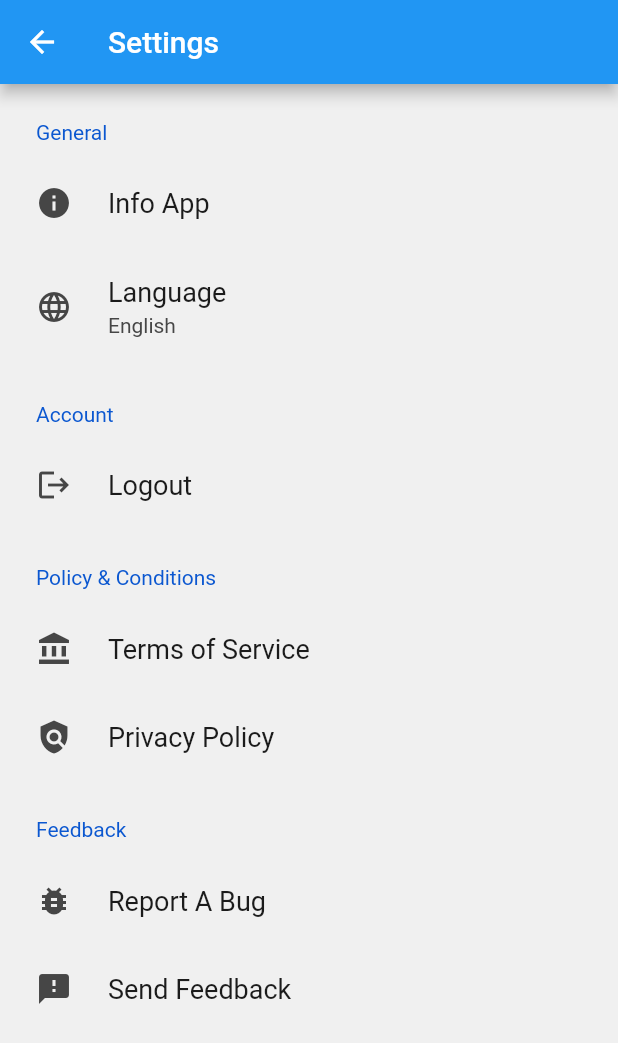
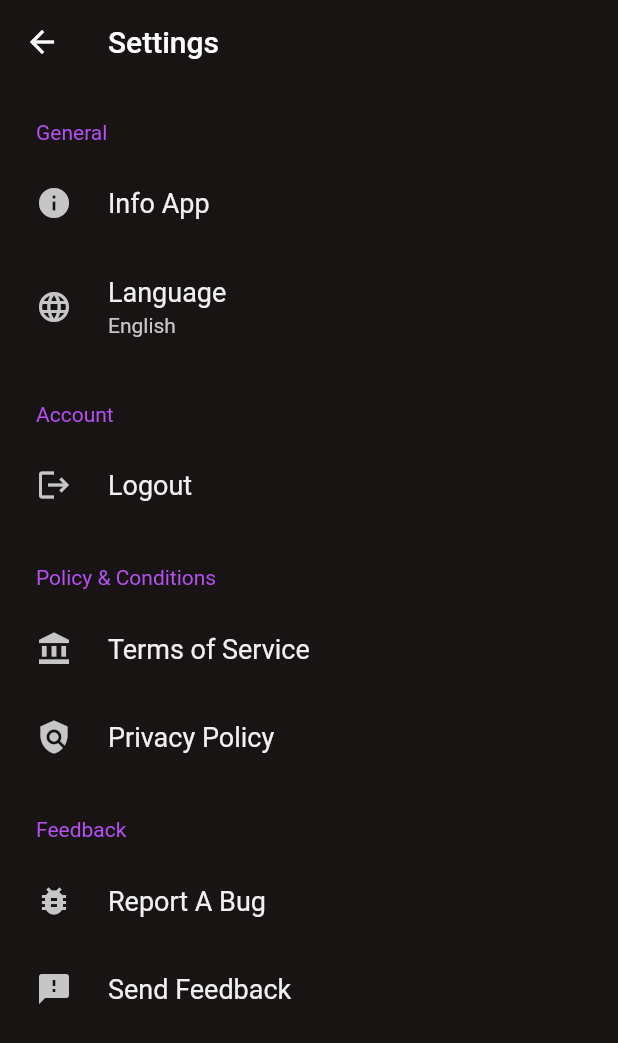
Before and after one commit to orsoFra/Spotiquiz, a Flutter app: the SettingPage screen opened directly, on a phone screen of 412 x 824 dp. Shown: the top 1043 px of the screen. Run offline on Flutter 3.47's test engine with Material 2 defaults, Android fonts, the light colour scheme and no system bars; drawn by our look-alikes of settings_ui; our stand-ins replace assets_audio_player, card_swiper, cloud_firestore, firebase_core, flutter_dotenv, flutter_markdown and 8 more; missing offline and left inert: dart:ffi, flutter_web_auth, test; accounts and stored records are empty; network calls fail.

Commit message:
Colors of the settings page changed

```diff
--- a/lib/main.dart
+++ b/lib/main.dart
@@ -34,6 +34,7 @@ class MyApp extends StatelessWidget {
   Widget build(BuildContext context) {
     return MaterialApp(
       title: 'Spotiquiz',
+      theme: ThemeData.dark(),
       home: MainPage(
         auth: autha,
         api: api,
--- a/lib/screens/settings.dart
+++ b/lib/screens/settings.dart
@@ -32,12 +32,22 @@ class _SettingPageState extends State<SettingPage> {
   @override
   Widget build(BuildContext context) {
     return Scaffold(
-      appBar: AppBar(title: const Text('Settings')),
+      backgroundColor: const Color.fromARGB(255, 25, 20, 20),
+      appBar: AppBar(title: const Text('Settings'),
+        backgroundColor: Color.fromARGB(255, 25, 20, 20),
+      elevation: 0,),
       body: SettingsList(
+        darkTheme: SettingsThemeData(
+          settingsListBackground: const Color(0xff191414),
+        ),
+
+        // darkTheme: ColorScheme.dark(
+        //   background: const Color(0xff121212),
+        // ),
         sections: [
           // GENERAL SECTION
           SettingsSection(
-            title: const Text('General'),
+            title: const Text('General', style: TextStyle(color: Color(0xffb650f5)),),
               tiles: [
                 // Info app: version, developers,
                 SettingsTile.navigation(
@@ -59,7 +69,7 @@ class _SettingPageState extends State<SettingPage> {
               ]),
 
           // ACCOUNT SECTION
-          SettingsSection(title: Text('Account'), tiles: [
+          SettingsSection(title: Text('Account', style: TextStyle(color: Color(0xffb650f5)),), tiles: [
             // logout
             SettingsTile.navigation(
               leading: Icon(Icons.logout),
@@ -75,7 +85,7 @@ class _SettingPageState extends State<SettingPage> {
 
           // TERMS AND POLICY SECTION
           SettingsSection(
-              title: const Text('Policy & Conditions'),
+              title: const Text('Policy & Conditions',  style: TextStyle(color: Color(0xffb650f5)),),
               tiles: [
                 // logout
                 SettingsTile.navigation(
@@ -112,7 +122,7 @@ class _SettingPageState extends State<SettingPage> {
 
           // FEEDBACK
           SettingsSection(
-              title: const Text('Feedback'),
+              title: const Text('Feedback',  style: TextStyle(color: Color(0xffb650f5)),),
               tiles: [
                 // Info app: version, developers,
                 SettingsTile.navigation(
```
